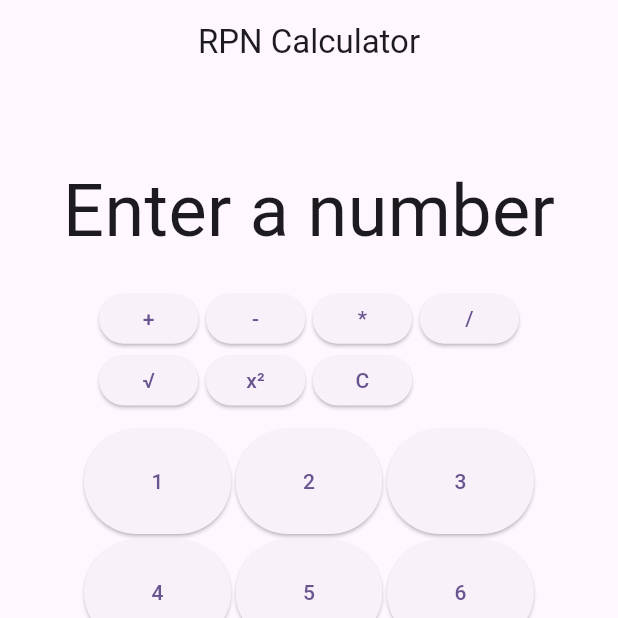
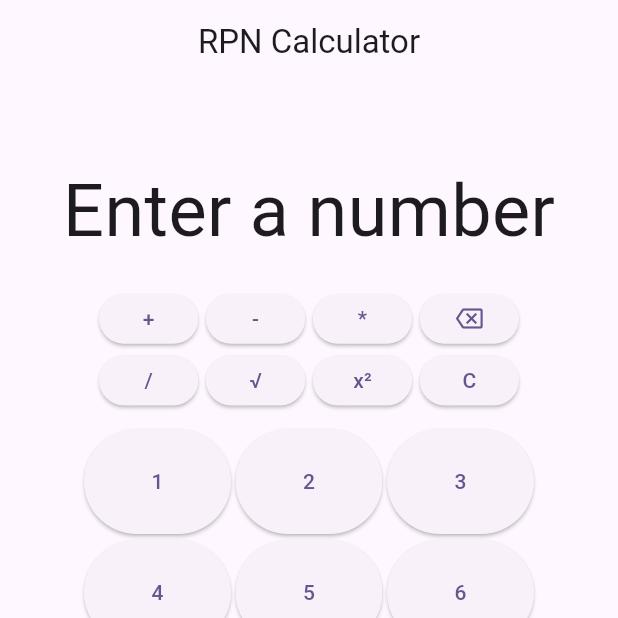
Before and after one commit to hoeeg79/reverse_cowgirl, a Flutter app: the screen it shows after launch, on a phone screen of 412 x 824 dp, the top half of it. Run offline on Flutter 3.47's test engine with Material 3 defaults, Android fonts, the phone set to English and light mode, and no system bars.

Commit message:
undo button

```diff
--- a/lib/calculator_screen.dart
+++ b/lib/calculator_screen.dart
@@ -16,6 +16,7 @@ class _CalculatorScreenState extends State<CalculatorScreen> {
   Command divisionCommand = DivisionCommand();
   Command squareRootCommand = SquareRootCommand();
   Command squareCommand = SquareCommand();
+  Command undoCommand = UndoCommand();
   bool numberTyped = false;
   String inputNumber = '';
   String lastResult = '';
@@ -98,6 +99,15 @@ class _CalculatorScreenState extends State<CalculatorScreen> {
                       });
                     },
                     child: const Text('*'),
+                  ),
+                  ElevatedButton(
+                    onPressed: () {
+                      setState(() {
+                        calculator.execute(undoCommand);
+                        lastResult = calculator.stack.last.toString();
+                      });
+                    },
+                    child: const Icon(Icons.backspace_outlined),
                   ),
                   ElevatedButton(
                     onPressed: () {
--- a/lib/rpn_calc.dart
+++ b/lib/rpn_calc.dart
@@ -56,7 +56,7 @@ class SquareCommand implements Command {
   }
 }
 
-class undoCommand implements Command {
+class UndoCommand implements Command {
   @override
   void apply(List<num> stack, List<num> history) {
     stack.removeLast();
```
